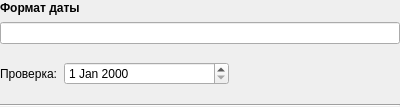
This is designer/ned_variable/neddatevariable.ui in Artemako/auto-exec-doc as Qt 5 draws it before an edit. The edited form follows.
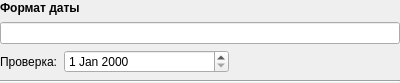
This is the edited form.

Diff of the .ui file:
```diff
--- a/designer/ned_variable/neddatevariable.ui
+++ b/designer/ned_variable/neddatevariable.ui
@@ -7,7 +7,7 @@
     <x>0</x>
     <y>0</y>
     <width>400</width>
-    <height>107</height>
+    <height>83</height>
    </rect>
   </property>
   <property name="windowTitle">
```
